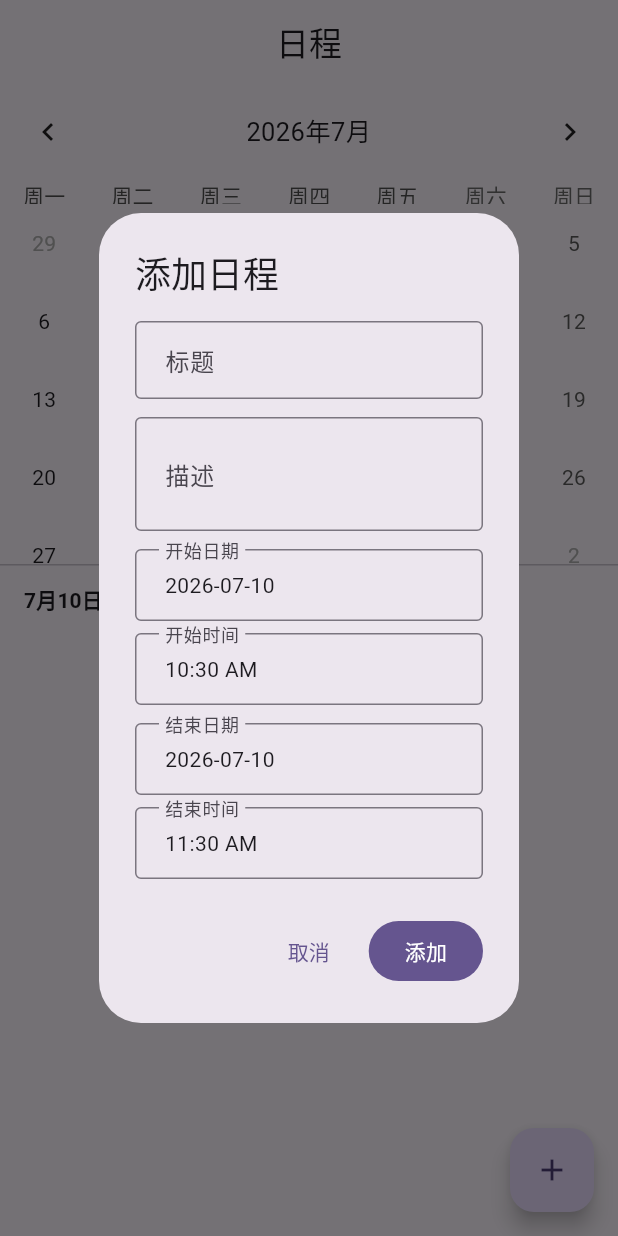
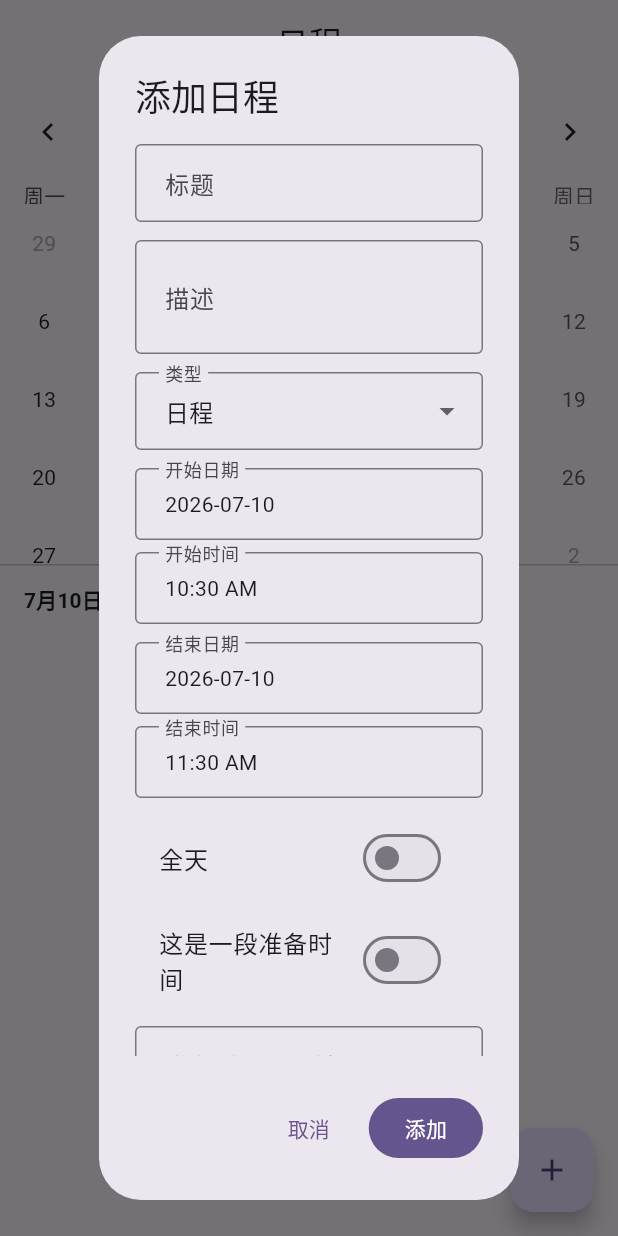
Before and after one commit to Pre-rice/time_manager, a Flutter app: the EventsPage screen opened by its route, after a tap on the "add" icon, on a phone screen of 412 x 824 dp. Run offline on Flutter 3.47's test engine with Material 3 defaults, Android fonts, the phone set to English and light mode, and no system bars; drawn by our look-alikes of table_calendar; our stand-ins replace dio, flutter_riverpod, go_router, shared_preferences; accounts and stored records are empty.

Commit message:
fix(frontend): 补全编辑弹窗所有字段

```diff
--- a/frontend/lib/pages/events_page.dart
+++ b/frontend/lib/pages/events_page.dart
@@ -17,7 +17,7 @@ final _eventsProvider = FutureProvider.autoDispose<List<dynamic>>((ref) async {
   }
 });
 
-/// 可复用的日程编辑弹窗
+/// 可复用的日程编辑弹窗（支持所有字段）
 Future<Map<String, dynamic>?> showEventEditDialog(
   BuildContext context,
   Map<String, dynamic>? event,
@@ -29,6 +29,12 @@ Future<Map<String, dynamic>?> showEventEditDialog(
   DateTime endDate = DateTime.now().add(const Duration(hours: 1));
   TimeOfDay startTime = TimeOfDay.fromDateTime(DateTime.now());
   TimeOfDay endTime = TimeOfDay.fromDateTime(DateTime.now().add(const Duration(hours: 1)));
+  String eventType = (event?['event_type'] as String?) ?? 'event';
+  bool isAllDay = (event?['is_all_day'] as bool?) ?? false;
+  bool isPreparation = (event?['is_preparation'] as bool?) ?? false;
+  final prepMinutesCtrl = TextEditingController(
+    text: (event?['preparation_minutes'] as int?)?.toString() ?? '',
+  );
 
   if (isEdit) {
     final startStr = event['start_time'] as String?;
@@ -87,10 +93,32 @@ Future<Map<String, dynamic>?> showEventEditDialog(
             child: Column(
               mainAxisSize: MainAxisSize.min,
               children: [
-                TextField(controller: titleCtrl, decoration: const InputDecoration(labelText: '标题', border: OutlineInputBorder())),
+                TextField(
+                  controller: titleCtrl,
+                  decoration: const InputDecoration(labelText: '标题', border: OutlineInputBorder()),
+                ),
                 const SizedBox(height: 12),
-                TextField(controller: descCtrl, decoration: const InputDecoration(labelText: '描述', border: OutlineInputBorder()), maxLines: 2),
+                TextField(
+                  controller: descCtrl,
+                  decoration: const InputDecoration(labelText: '描述', border: OutlineInputBorder()),
+                  maxLines: 2,
+                ),
                 const SizedBox(height: 12),
+                // 日程类型
+                DropdownButtonFormField<String>(
+                  value: eventType,
+                  decoration: const InputDecoration(labelText: '类型', border: OutlineInputBorder()),
+                  items: const [
+                    DropdownMenuItem(value: 'event', child: Text('日程')),
+                    DropdownMenuItem(value: 'class', child: Text('课程')),
+                    DropdownMenuItem(value: 'exam', child: Text('考试')),
+                  ],
+                  onChanged: (v) {
+                    if (v != null) setState(() => eventType = v);
+                  },
+                ),
+                const SizedBox(height: 12),
+                // 开始日期
                 InkWell(
                   onTap: () => pickDate(true),
                   child: InputDecorator(
@@ -99,6 +127,8 @@ Future<Map<String, dynamic>?> showEventEditDialog(
                   ),
                 ),
                 const SizedBox(height: 8),
+                // 开始时间（非全天时才显示）
+                if (!isAllDay)
                   InkWell(
                     onTap: () => pickTime(true),
                     child: InputDecorator(
@@ -106,7 +136,8 @@ Future<Map<String, dynamic>?> showEventEditDialog(
                       child: Text(startTime.format(ctx)),
                     ),
                   ),
-                const SizedBox(height: 12),
+                if (!isAllDay) const SizedBox(height: 12),
+                // 结束日期
                 InkWell(
                   onTap: () => pickDate(false),
                   child: InputDecorator(
@@ -115,12 +146,42 @@ Future<Map<String, dynamic>?> showEventEditDialog(
                   ),
                 ),
                 const SizedBox(height: 8),
+                // 结束时间（非全天时才显示）
+                if (!isAllDay)
                   InkWell(
                     onTap: () => pickTime(false),
                     child: InputDecorator(
                       decoration: const InputDecoration(labelText: '结束时间', border: OutlineInputBorder()),
                       child: Text(endTime.format(ctx)),
                     ),
+                  ),
+                if (!isAllDay) const SizedBox(height: 12),
+                // 全天开关
+                SwitchListTile(
+                  title: const Text('全天'),
+                  value: isAllDay,
+                  onChanged: (v) => setState(() => isAllDay = v),
+                ),
+                const SizedBox(height: 8),
+                // 准备日程标记
+                SwitchListTile(
+                  title: const Text('这是一段准备时间'),
+                  subtitle: isPreparation
+                      ? const Text('用于为某个日程或待办做准备')
+                      : null,
+                  value: isPreparation,
+                  onChanged: (v) => setState(() => isPreparation = v),
+                ),
+                const SizedBox(height: 12),
+                // 准备时间（分钟）
+                TextField(
+                  controller: prepMinutesCtrl,
+                  decoration: const InputDecoration(
+                    labelText: '准备时间（分钟）',
+                    hintText: '如：30',
+                    border: OutlineInputBorder(),
+                  ),
+                  keyboardType: TextInputType.number,
                 ),
               ],
             ),
@@ -130,15 +191,25 @@ Future<Map<String, dynamic>?> showEventEditDialog(
             FilledButton(
               onPressed: () {
                 if (titleCtrl.text.isEmpty) return;
+                final data = <String, dynamic>{
+                  'title': titleCtrl.text,
+                  'description': descCtrl.text,
+                  'event_type': eventType,
+                  'is_all_day': isAllDay,
+                  'is_preparation': isPreparation,
+                  'type': 'event',
+                };
+                if (!isAllDay) {
                   final finalStart = DateTime(startDate.year, startDate.month, startDate.day, startTime.hour, startTime.minute);
                   final finalEnd = DateTime(endDate.year, endDate.month, endDate.day, endTime.hour, endTime.minute);
-                Navigator.pop(ctx, {
-                  'title': titleCtrl.text,
-                  'description': descCtrl.text,
-                  'start_time': finalStart.toIso8601String(),
-                  'end_time': finalEnd.toIso8601String(),
-                  'type': 'event',
-                });
+                  data['start_time'] = finalStart.toIso8601String();
+                  data['end_time'] = finalEnd.toIso8601String();
+                }
+                final prepMin = int.tryParse(prepMinutesCtrl.text);
+                if (prepMin != null && prepMin > 0) {
+                  data['preparation_minutes'] = prepMin;
+                }
+                Navigator.pop(ctx, data);
               },
               child: Text(isEdit ? '保存' : '添加'),
             ),
@@ -149,7 +220,7 @@ Future<Map<String, dynamic>?> showEventEditDialog(
   );
 }
 
-/// 可复用的待办编辑弹窗
+/// 可复用的待办编辑弹窗（支持所有字段）
 Future<Map<String, dynamic>?> showTaskEditDialog(
   BuildContext context,
   Map<String, dynamic>? task,
@@ -161,6 +232,9 @@ Future<Map<String, dynamic>?> showTaskEditDialog(
   TimeOfDay deadlineTime = const TimeOfDay(hour: 23, minute: 59);
   bool isImportant = (task?['is_important'] as bool?) ?? false;
   String status = (task?['status'] as String?) ?? 'todo';
+  final prepMinutesCtrl = TextEditingController(
+    text: (task?['preparation_minutes'] as int?)?.toString() ?? '',
+  );
 
   if (isEdit) {
     final deadlineStr = task['deadline'] as String?;
@@ -206,10 +280,18 @@ Future<Map<String, dynamic>?> showTaskEditDialog(
             child: Column(
               mainAxisSize: MainAxisSize.min,
               children: [
-                TextField(controller: titleCtrl, decoration: const InputDecoration(labelText: '标题', border: OutlineInputBorder())),
+                TextField(
+                  controller: titleCtrl,
+                  decoration: const InputDecoration(labelText: '标题', border: OutlineInputBorder()),
+                ),
                 const SizedBox(height: 12),
-                TextField(controller: descCtrl, decoration: const InputDecoration(labelText: '描述', border: OutlineInputBorder()), maxLines: 2),
+                TextField(
+                  controller: descCtrl,
+                  decoration: const InputDecoration(labelText: '描述', border: OutlineInputBorder()),
+                  maxLines: 2,
+                ),
                 const SizedBox(height: 12),
+                // 截止日期
                 InkWell(
                   onTap: pickDate,
                   child: InputDecorator(
@@ -218,6 +300,7 @@ Future<Map<String, dynamic>?> showTaskEditDialog(
                   ),
                 ),
                 const SizedBox(height: 8),
+                // 截止时间
                 InkWell(
                   onTap: pickTime,
                   child: InputDecorator(
@@ -226,6 +309,7 @@ Future<Map<String, dynamic>?> showTaskEditDialog(
                   ),
                 ),
                 const SizedBox(height: 12),
+                // 重要标记
                 SwitchListTile(
                   title: const Text('重要'),
                   value: isImportant,
@@ -233,6 +317,7 @@ Future<Map<String, dynamic>?> showTaskEditDialog(
                   secondary: Icon(isImportant ? Icons.star : Icons.star_border, color: isImportant ? Colors.amber : null),
                 ),
                 const SizedBox(height: 8),
+                // 状态
                 DropdownButtonFormField<String>(
                   value: status,
                   decoration: const InputDecoration(labelText: '状态', border: OutlineInputBorder()),
@@ -246,6 +331,17 @@ Future<Map<String, dynamic>?> showTaskEditDialog(
                     if (v != null) setState(() => status = v);
                   },
                 ),
+                const SizedBox(height: 12),
+                // 准备时间（分钟）
+                TextField(
+                  controller: prepMinutesCtrl,
+                  decoration: const InputDecoration(
+                    labelText: '准备时间（分钟）',
+                    hintText: '如：30',
+                    border: OutlineInputBorder(),
+                  ),
+                  keyboardType: TextInputType.number,
+                ),
               ],
             ),
           ),
@@ -255,14 +351,19 @@ Future<Map<String, dynamic>?> showTaskEditDialog(
               onPressed: () {
                 if (titleCtrl.text.isEmpty) return;
                 final finalDeadline = DateTime(deadlineDate.year, deadlineDate.month, deadlineDate.day, deadlineTime.hour, deadlineTime.minute);
-                Navigator.pop(ctx, {
+                final data = <String, dynamic>{
                   'title': titleCtrl.text,
                   'description': descCtrl.text,
                   'deadline': finalDeadline.toIso8601String(),
                   'is_important': isImportant,
                   'status': status,
                   'type': 'task',
-                });
+                };
+                final prepMin = int.tryParse(prepMinutesCtrl.text);
+                if (prepMin != null && prepMin > 0) {
+                  data['preparation_minutes'] = prepMin;
+                }
+                Navigator.pop(ctx, data);
               },
               child: Text(isEdit ? '保存' : '添加'),
             ),
@@ -352,22 +453,30 @@ class _EventsPageState extends ConsumerState<EventsPage> {
         await api.updateEvent(event['id'], {
           'title': result['title'],
           'description': result['description'],
-          'start_time': result['start_time'],
-          'end_time': result['end_time'],
+          'event_type': result['event_type'],
+          'is_all_day': result['is_all_day'],
+          if (result['start_time'] != null) 'start_time': result['start_time'],
+          if (result['end_time'] != null) 'end_time': result['end_time'],
+          'is_preparation': result['is_preparation'],
+          if (result['preparation_minutes'] != null) 'preparation_minutes': result['preparation_minutes'],
         });
       } else {
         await api.createEvent({
           'title': result['title'],
           'description': result['description'],
-          'start_time': result['start_time'],
-          'end_time': result['end_time'],
+          'event_type': result['event_type'],
+          'is_all_day': result['is_all_day'],
+          if (result['start_time'] != null) 'start_time': result['start_time'],
+          if (result['end_time'] != null) 'end_time': result['end_time'],
+          'is_preparation': result['is_preparation'],
+          if (result['preparation_minutes'] != null) 'preparation_minutes': result['preparation_minutes'],
         });
       }
       ref.invalidate(_eventsProvider);
-    } catch (_) {
+    } catch (e) {
       if (mounted) {
         ScaffoldMessenger.of(context).showSnackBar(
-          const SnackBar(content: Text('操作失败，请检查网络连接')),
+          SnackBar(content: Text('操作失败: $e')),
         );
       }
     }
@@ -443,7 +552,6 @@ class _EventsPageState extends ConsumerState<EventsPage> {
 
           return Column(
             children: [
-              // 月历 — 用 SizedBox 固定高度防止溢出
               SizedBox(
                 height: 320,
                 child: TableCalendar(
@@ -464,10 +572,7 @@ class _EventsPageState extends ConsumerState<EventsPage> {
                   eventLoader: (day) {
                     return groupedEvents[DateTime(day.year, day.month, day.day)] ?? [];
                   },
-                  headerStyle: const HeaderStyle(
-                    formatButtonVisible: false,
-                    titleCentered: true,
-                  ),
+                  headerStyle: const HeaderStyle(formatButtonVisible: false, titleCentered: true),
                   calendarStyle: CalendarStyle(
                     todayDecoration: BoxDecoration(
                       color: theme.colorScheme.primary.withValues(alpha: 0.5),
@@ -505,10 +610,7 @@ class _EventsPageState extends ConsumerState<EventsPage> {
               Expanded(
                 child: dayEvents.isEmpty
                     ? Center(
-                        child: Text(
-                          '当天无日程',
-                          style: theme.textTheme.bodyMedium?.copyWith(color: theme.colorScheme.onSurfaceVariant),
-                        ),
+                        child: Text('当天无日程', style: theme.textTheme.bodyMedium?.copyWith(color: theme.colorScheme.onSurfaceVariant)),
                       )
                     : RefreshIndicator(
                         onRefresh: () async => ref.invalidate(_eventsProvider),
```
Also changed, not shown: frontend/lib/pages/tasks_page.dart (+17 -0 lines). Lines whose indentation alone changed are shown as unchanged.
